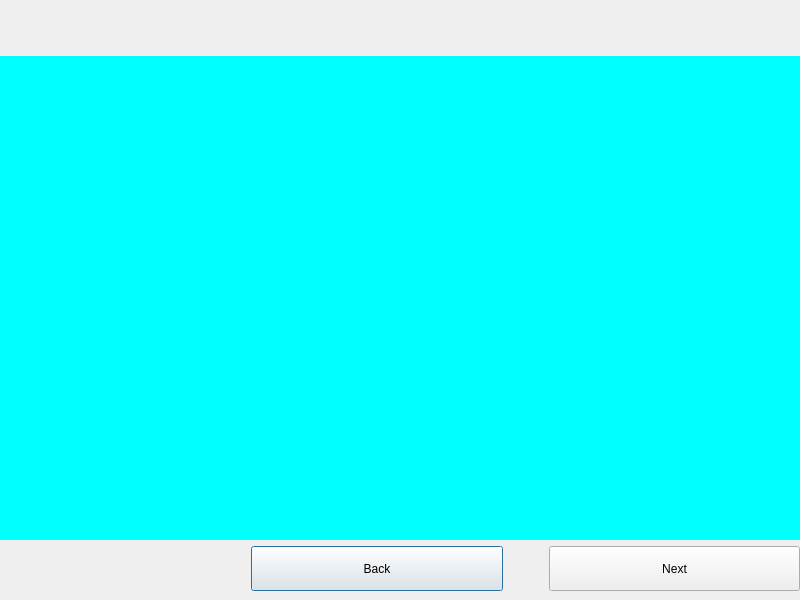
Above: ui/wizard/wizard_setting.ui from 15903016222/Voice before the change. Below: the same form after it.
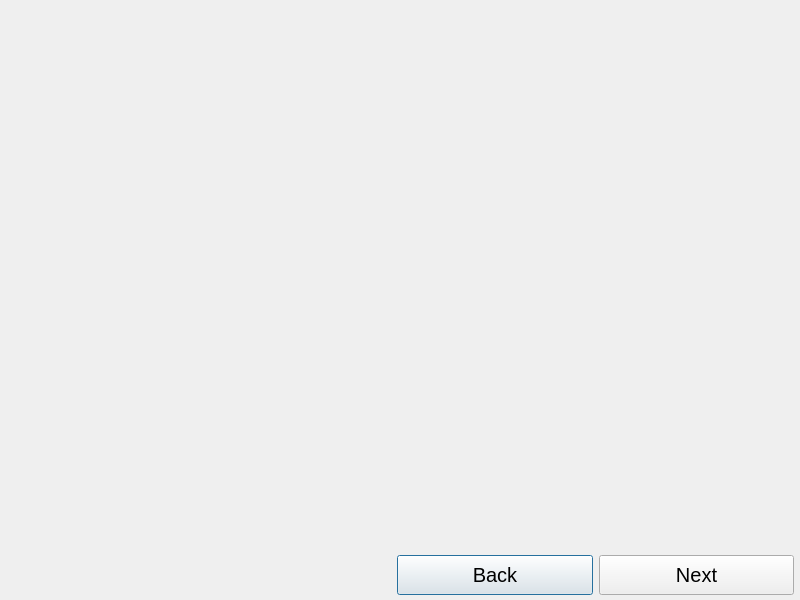
That is the form after the change. Custom widgets are drawn as their Qt base class.

What changed in the file:
```diff
--- a/ui/wizard/wizard_setting.ui
+++ b/ui/wizard/wizard_setting.ui
@@ -24,7 +24,7 @@
   </property>
   <layout class="QVBoxLayout" name="verticalLayout_wizardSetting" stretch="0,1,0">
    <property name="spacing">
-    <number>6</number>
+    <number>0</number>
    </property>
    <property name="leftMargin">
     <number>0</number>
@@ -36,7 +36,7 @@
     <number>0</number>
    </property>
    <property name="bottomMargin">
-    <number>9</number>
+    <number>0</number>
    </property>
    <item>
     <layout class="QHBoxLayout" name="stepHorizontalLayout">
@@ -93,16 +93,19 @@
      <item>
       <widget class="QWidget" name="settingWidget" native="true">
        <property name="styleSheet">
-        <string notr="true">background-color: rgb(0, 255, 255);</string>
+        <string notr="true"/>
        </property>
       </widget>
      </item>
     </layout>
    </item>
    <item>
-    <layout class="QHBoxLayout" name="btnHorizontalLayout" stretch="1,1,0,1">
+    <layout class="QHBoxLayout" name="btnHorizontalLayout" stretch="1,1">
+     <property name="spacing">
+      <number>6</number>
+     </property>
      <property name="rightMargin">
-      <number>0</number>
+      <number>6</number>
      </property>
      <item>
       <spacer name="horizontalSpacer">
@@ -118,6 +121,11 @@
       </spacer>
      </item>
      <item>
+      <layout class="QHBoxLayout" name="horizontalLayout">
+       <property name="bottomMargin">
+        <number>5</number>
+       </property>
+       <item>
       <widget class="QPushButton" name="backBtn">
        <property name="sizePolicy">
         <sizepolicy hsizetype="Preferred" vsizetype="Preferred">
@@ -128,27 +136,19 @@
        <property name="minimumSize">
         <size>
          <width>0</width>
-         <height>45</height>
-        </size>
-       </property>
+           <height>40</height>
+          </size>
+         </property>
+         <property name="font">
+          <font>
+           <pointsize>15</pointsize>
+          </font>
+         </property>
        <property name="text">
         <string>Back</string>
        </property>
       </widget>
      </item>
-     <item>
-      <spacer name="horizontalSpacer_2">
-       <property name="orientation">
-        <enum>Qt::Horizontal</enum>
-       </property>
-       <property name="sizeHint" stdset="0">
-        <size>
-         <width>40</width>
-         <height>20</height>
-        </size>
-       </property>
-      </spacer>
-     </item>
      <item>
       <widget class="QPushButton" name="nextBtn">
        <property name="sizePolicy">
@@ -160,13 +160,20 @@
        <property name="minimumSize">
         <size>
          <width>0</width>
-         <height>45</height>
-        </size>
-       </property>
+           <height>40</height>
+          </size>
+         </property>
+         <property name="font">
+          <font>
+           <pointsize>15</pointsize>
+          </font>
+         </property>
        <property name="text">
         <string>Next</string>
        </property>
       </widget>
+       </item>
+      </layout>
      </item>
     </layout>
    </item>
```
Lines whose indentation alone changed are shown as unchanged.
